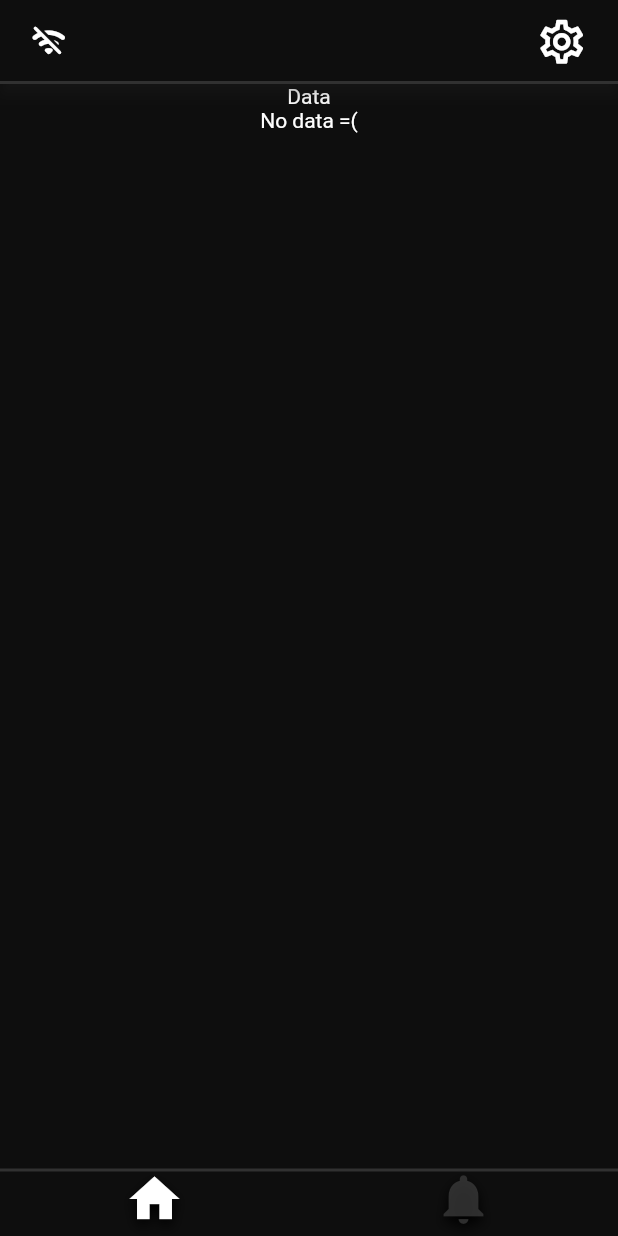
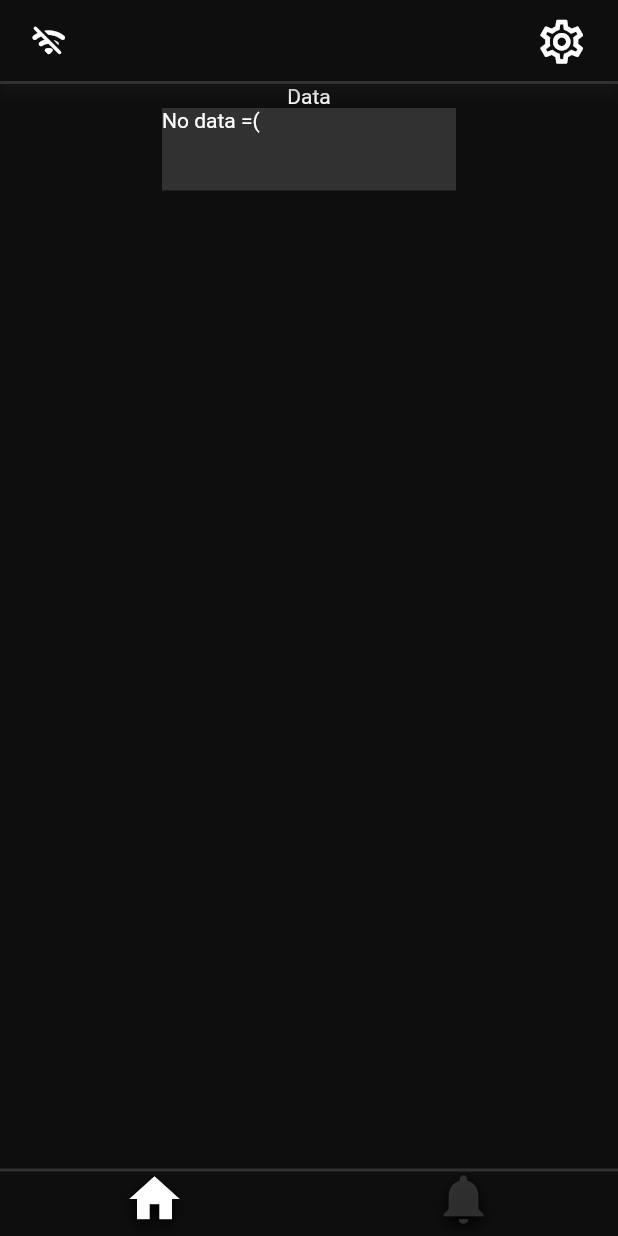
Before and after one commit to beakeyz/ski_tracker_client, a Flutter app: the screen it shows after launch, after a tap on "Get going!", on a phone screen of 412 x 824 dp. Run offline on Flutter 3.47's test engine with Material 2 defaults, Android fonts, the phone set to English and light mode, and no system bars; our stand-ins replace flutter_bounce, flutter_svg, geolocator; missing offline and left inert: dart:ffi.

Commit message:
sum more stuff?

```diff
--- a/lib/widgets/infoBox.dart
+++ b/lib/widgets/infoBox.dart
@@ -1,3 +1,4 @@
+import 'package:dadjoke_client/constants/colors.dart';
 import 'package:flutter/material.dart';
 import 'package:geolocator/geolocator.dart';
 
@@ -30,7 +31,13 @@ class _InfoBoxState extends State<InfoBox> {
   @override
   Widget build(BuildContext context) {
 
-    return FutureBuilder(
+    return Container(
+      width: MediaQuery.of(context).size.width / 2 - 10,
+      height: 55,
+      decoration: const BoxDecoration(
+        color: SECONDARY_COLOR,
+      ),
+      child: FutureBuilder(
         future: widget.updateFunction,
         builder: ((context, snapshot) {
           switch (snapshot.connectionState){
@@ -57,6 +64,7 @@ class _InfoBoxState extends State<InfoBox> {
             child: Text("No data =("),
           );
         })
+      ),
     );
   }
 }
```
Lines whose indentation alone changed are shown as unchanged.
